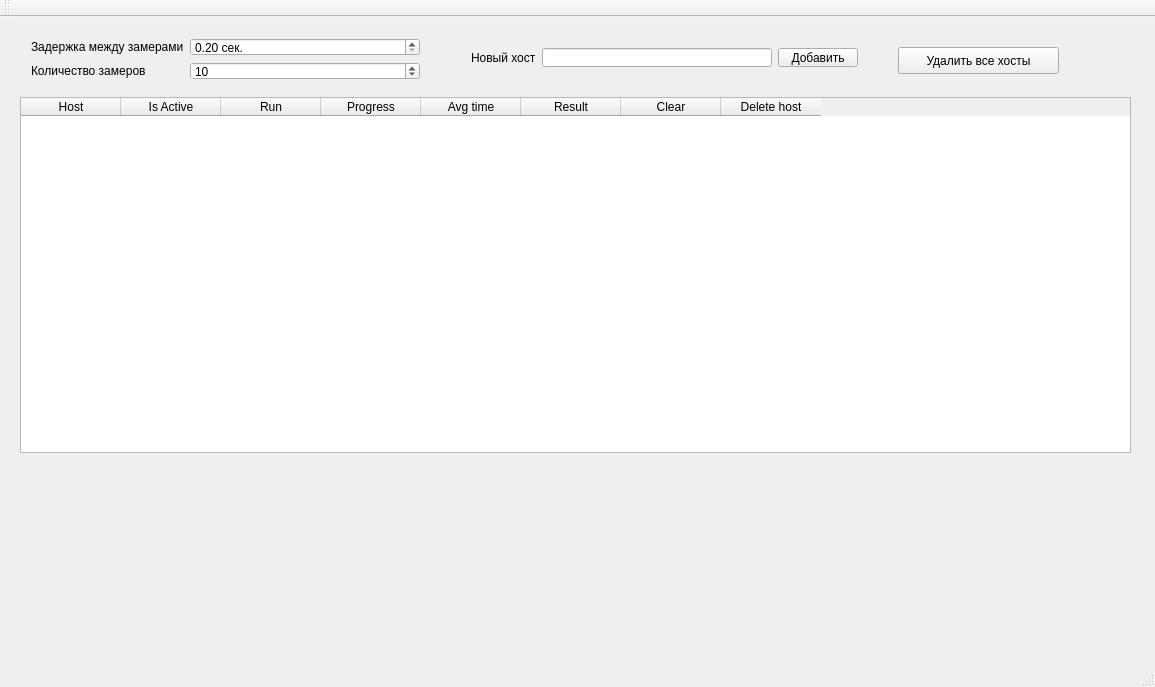
The window that mainwindow.ui (LibertyPaul/Pinger) describes before a commit, drawn with Qt 5.
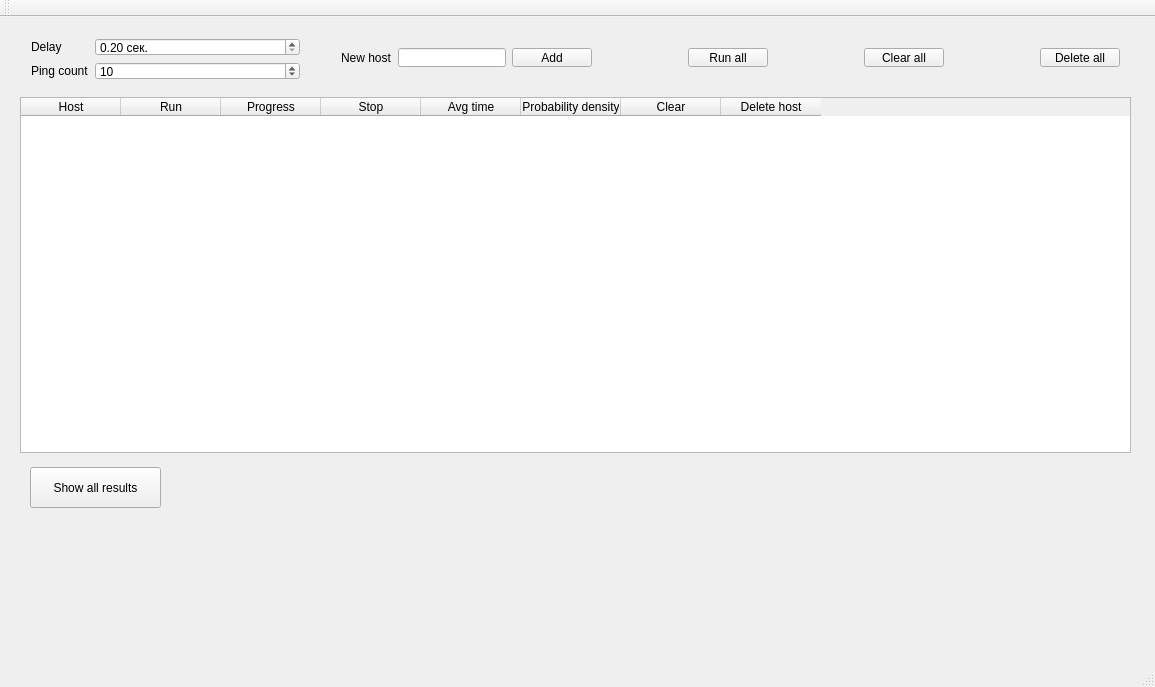
The same window after the commit.

```diff
--- a/mainwindow.ui
+++ b/mainwindow.ui
@@ -19,7 +19,7 @@
      <rect>
       <x>20</x>
       <y>10</y>
-      <width>411</width>
+      <width>291</width>
       <height>64</height>
      </rect>
     </property>
@@ -29,7 +29,7 @@
        <item row="0" column="0">
         <widget class="QLabel" name="label">
          <property name="text">
-          <string>Задержка между замерами</string>
+          <string>Delay</string>
          </property>
         </widget>
        </item>
@@ -58,7 +58,7 @@
        <item row="1" column="0">
         <widget class="QLabel" name="label_2">
          <property name="text">
-          <string>Количество замеров</string>
+          <string>Ping count</string>
          </property>
         </widget>
        </item>
@@ -104,11 +104,6 @@
       </font>
      </property>
     </column>
-    <column>
-     <property name="text">
-      <string>Is Active</string>
-     </property>
-    </column>
     <column>
      <property name="text">
       <string>Run</string>
@@ -119,6 +114,11 @@
       <string>Progress</string>
      </property>
     </column>
+    <column>
+     <property name="text">
+      <string>Stop</string>
+     </property>
+    </column>
     <column>
      <property name="text">
       <string>Avg time</string>
@@ -126,7 +126,7 @@
     </column>
     <column>
      <property name="text">
-      <string>Result</string>
+      <string>Probability density</string>
      </property>
     </column>
     <column>
@@ -143,9 +143,9 @@
    <widget class="QWidget" name="horizontalLayoutWidget">
     <property name="geometry">
      <rect>
-      <x>460</x>
+      <x>330</x>
       <y>20</y>
-      <width>409</width>
+      <width>801</width>
       <height>41</height>
      </rect>
     </property>
@@ -153,7 +153,7 @@
      <item>
       <widget class="QLabel" name="label_3">
        <property name="text">
-        <string>Новый хост</string>
+        <string>New host</string>
        </property>
       </widget>
      </item>
@@ -169,7 +169,7 @@
         <bool>false</bool>
        </property>
        <property name="text">
-        <string>Добавить</string>
+        <string>Add</string>
        </property>
        <property name="checkable">
         <bool>false</bool>
@@ -185,19 +185,79 @@
        </property>
       </widget>
      </item>
+     <item>
+      <spacer name="horizontalSpacer">
+       <property name="orientation">
+        <enum>Qt::Horizontal</enum>
+       </property>
+       <property name="sizeHint" stdset="0">
+        <size>
+         <width>40</width>
+         <height>20</height>
+        </size>
+       </property>
+      </spacer>
+     </item>
+     <item>
+      <widget class="QPushButton" name="startAllPings">
+       <property name="text">
+        <string>Run all</string>
+       </property>
+      </widget>
+     </item>
+     <item>
+      <spacer name="horizontalSpacer_3">
+       <property name="orientation">
+        <enum>Qt::Horizontal</enum>
+       </property>
+       <property name="sizeHint" stdset="0">
+        <size>
+         <width>40</width>
+         <height>20</height>
+        </size>
+       </property>
+      </spacer>
+     </item>
+     <item>
+      <widget class="QPushButton" name="clearAllButton">
+       <property name="text">
+        <string>Clear all</string>
+       </property>
+      </widget>
+     </item>
+     <item>
+      <spacer name="horizontalSpacer_2">
+       <property name="orientation">
+        <enum>Qt::Horizontal</enum>
+       </property>
+       <property name="sizeHint" stdset="0">
+        <size>
+         <width>40</width>
+         <height>20</height>
+        </size>
+       </property>
+      </spacer>
+     </item>
+     <item>
+      <widget class="QPushButton" name="deleteAll">
+       <property name="text">
+        <string>Delete all</string>
+       </property>
+      </widget>
+     </item>
     </layout>
    </widget>
-   <widget class="QPushButton" name="deleteAll">
+   <widget class="QPushButton" name="showAllResultsButton">
     <property name="geometry">
      <rect>
-      <x>898</x>
-      <y>30</y>
-      <width>161</width>
-      <height>27</height>
+      <x>30</x>
+      <y>450</y>
+      <width>131</width>
+      <height>41</height>
      </rect>
     </property>
     <property name="text">
-     <string>Удалить все хосты</string>
+     <string>Show all results</string>
     </property>
    </widget>
   </widget>
```
Left out of the diff: 2 changed lines with no effect on the pictures.
